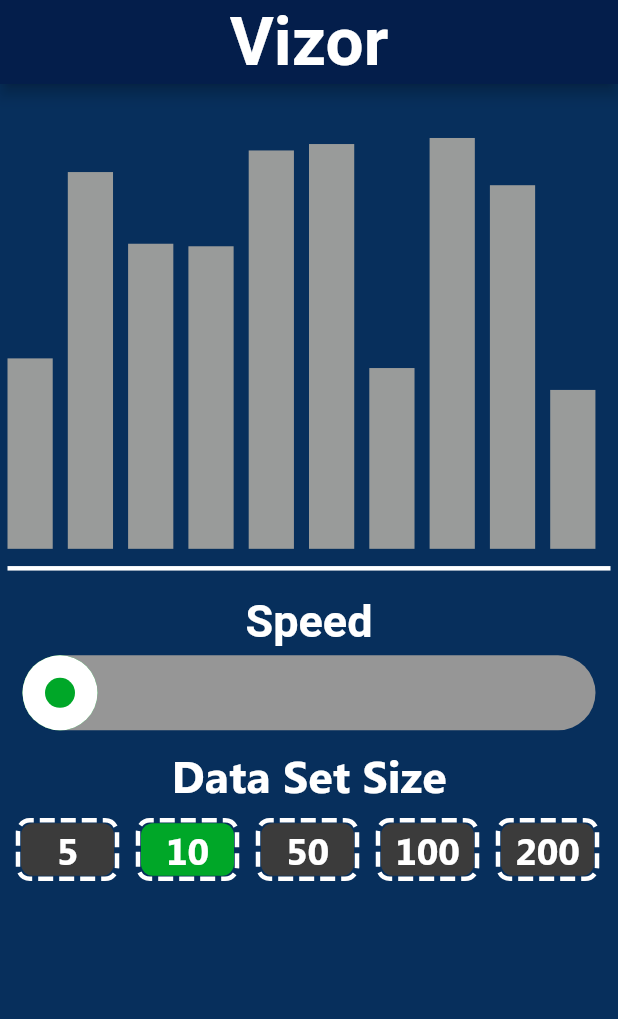
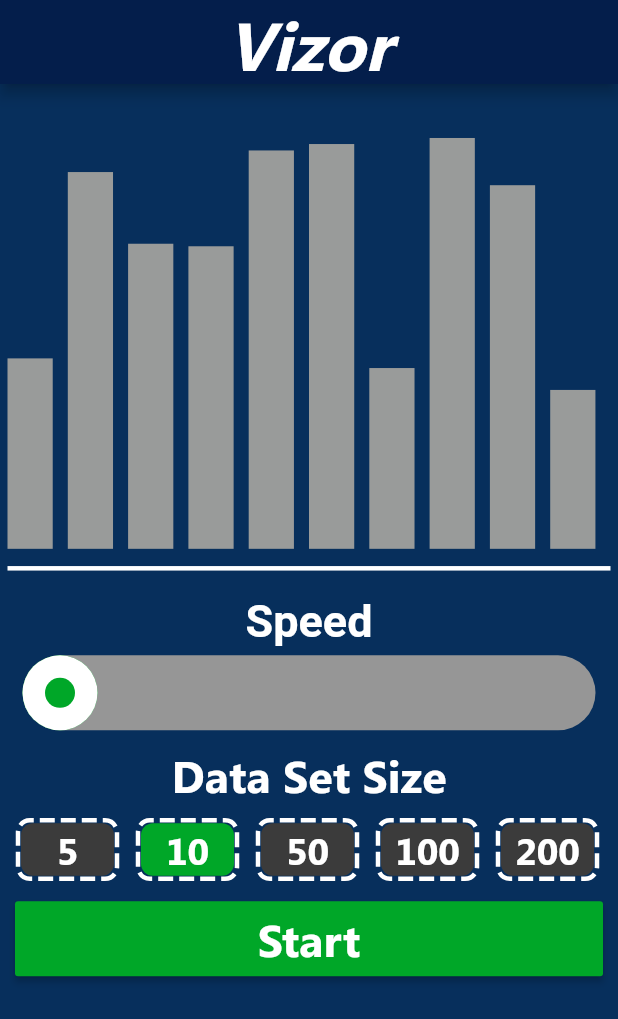
Before and after one commit to zetHannes/flutter-sorting-visualizer, a Flutter app: the screen it shows after launch, on a phone screen of 412 x 824 dp. Shown: the top 1019 px of the screen. Run offline on Flutter 3.47's test engine with Material 2 defaults, Android fonts, the phone set to English and light mode, and no system bars; drawn by our look-alikes of dotted_border; Roboto replaces fonts that are missing (Segoe UI); statements that could not run were skipped.

Commit message:
Add proper button behaviour

```diff
--- a/vizor/lib/main.dart
+++ b/vizor/lib/main.dart
@@ -1,4 +1,5 @@
 import 'package:flutter/material.dart';
+import 'package:vizor/arraySizeWidget.dart';
 import 'package:vizor/dataWidget.dart';
 import 'package:vizor/optionsWidget.dart';
 void main() {
@@ -27,22 +28,96 @@ class SortingPage extends StatefulWidget {
 
 class _SortingPageState extends State<SortingPage> {
 
+  void finish() {
+    setState(() {
+      buttonText = "Reset Data";
+      started = false;
+    });
+  }
 
+  GlobalKey<OptionsWidgetState> _optionsWidgetKey = GlobalKey();
+  GlobalKey<DataWidgetState> _dataWidgetKey = GlobalKey();
+  bool started = false;
+  String buttonText = "Start";
   @override
   Widget build(BuildContext context) {
     return Scaffold(
       appBar: AppBar(
         backgroundColor: Color.fromARGB(255,4,30,75),
-        title: Text(widget.title, style: TextStyle(fontFamily: "Segoe UI", fontWeight: FontWeight.bold, fontSize:45)),
+        title: Text(widget.title, style: TextStyle(fontFamily: "SegoeUI", fontStyle: FontStyle.italic, fontSize:45)),
         centerTitle: true,
       ),
         body: Container(
           color:Color.fromARGB(255,7,47,92),
           child:Column(children: [
-          DataWidget(),
-          OptionsWidget(),
-        ],)
+          DataWidget(key: _dataWidgetKey, onFinish: finish,),
+          OptionsWidget(key: _optionsWidgetKey),
+          Padding(
+            padding: EdgeInsets.all(10.0),
+            child: RaisedButton(
+              onPressed: () {
+                setState(() {
+                  if ( buttonText == "Stop" ) {
+                      _dataWidgetKey.currentState.stop();
+                      buttonText = "Resume";
+                  }
+                  else {
+                    _dataWidgetKey.currentState.sort(_dataWidgetKey.currentState.modeBubbleSort);
+                    buttonText = "Stop";
+                  }
+                });
+              },
+              textColor: Colors.white,
+              color:
+                ( buttonText == "Start" || buttonText == "Resume" ) ? Color.fromARGB(255,0,167,40) : Color.fromARGB(255,255,0,0),
+              child: Container(
+                  height: 50,
+                  decoration: BoxDecoration(
+                    borderRadius: BorderRadius.circular(8.0)
+                  ),
+                  width: MediaQuery.of(context).size.width-20,
+                  child: Center(
+                    child: Text(
+                      buttonText, style: TextStyle(fontFamily: "SegoeUI", fontSize:30)
+                    )
+                  ),
+                )
+              )
+            ),
+
+          ( buttonText == "Resume" ) ?
+            Padding(
+              padding: EdgeInsets.all(10.0),
+              child: RaisedButton(
+                onPressed: () {
+                  setState(() {
+                      _dataWidgetKey.currentState.generateNewData(_optionsWidgetKey.currentState.getArraySize());
+                      buttonText = "Start";
+                  });
+                },
+                textColor: Colors.white,
+                color: Color.fromARGB(255,0,104,124),
+                child: Container(
+                    height: 50,
+                    decoration: BoxDecoration(
+                      borderRadius: BorderRadius.circular(8.0)
+                    ),
+                    width: MediaQuery.of(context).size.width-20,
+                    child: Center(
+                      child: Text(
+                        "Reset Data", style: TextStyle(fontFamily: "SegoeUI", fontSize:30)
+                      )
+                    ),
+                  )
+                )
+              )
+            :
+              Container(),
+
+          ],
+        )
       )
     );
   }
+
 }
```
